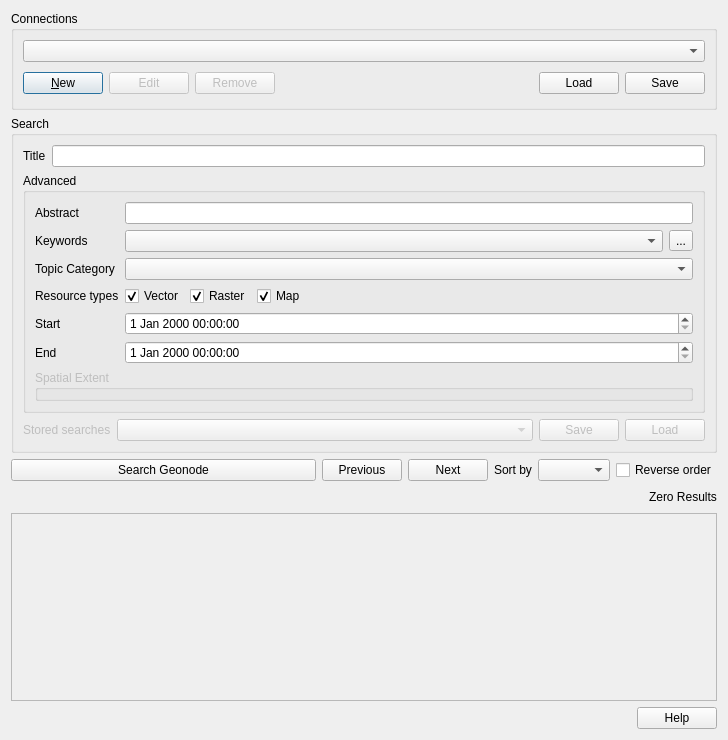
The window that src/qgis_geonode/ui/geonode_datasource_widget.ui (GeoNode/QGISGeoNodePlugin) describes before a commit, drawn with Qt 5.
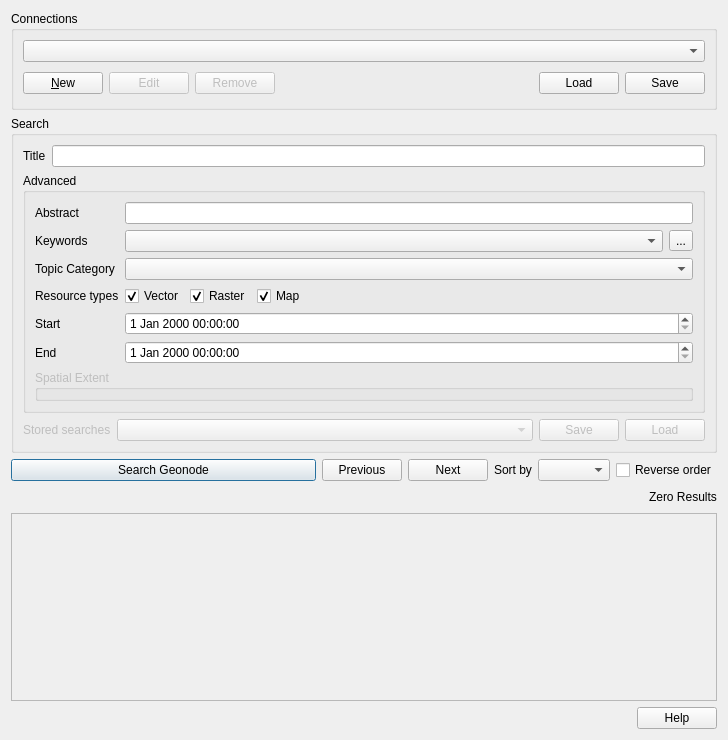
The same window after the commit. Custom widgets are drawn as their Qt base class.

Commit message: Refactor layer loading

What changed in the file:
```diff
--- a/src/qgis_geonode/ui/geonode_datasource_widget.ui
+++ b/src/qgis_geonode/ui/geonode_datasource_widget.ui
@@ -425,6 +425,9 @@
        <property name="text">
         <string>Search Geonode</string>
        </property>
+       <property name="default">
+        <bool>true</bool>
+       </property>
       </widget>
      </item>
      <item>
```
Left out of the diff: 48 changed lines with no effect on the pictures. The commit also changes 2 other files.
